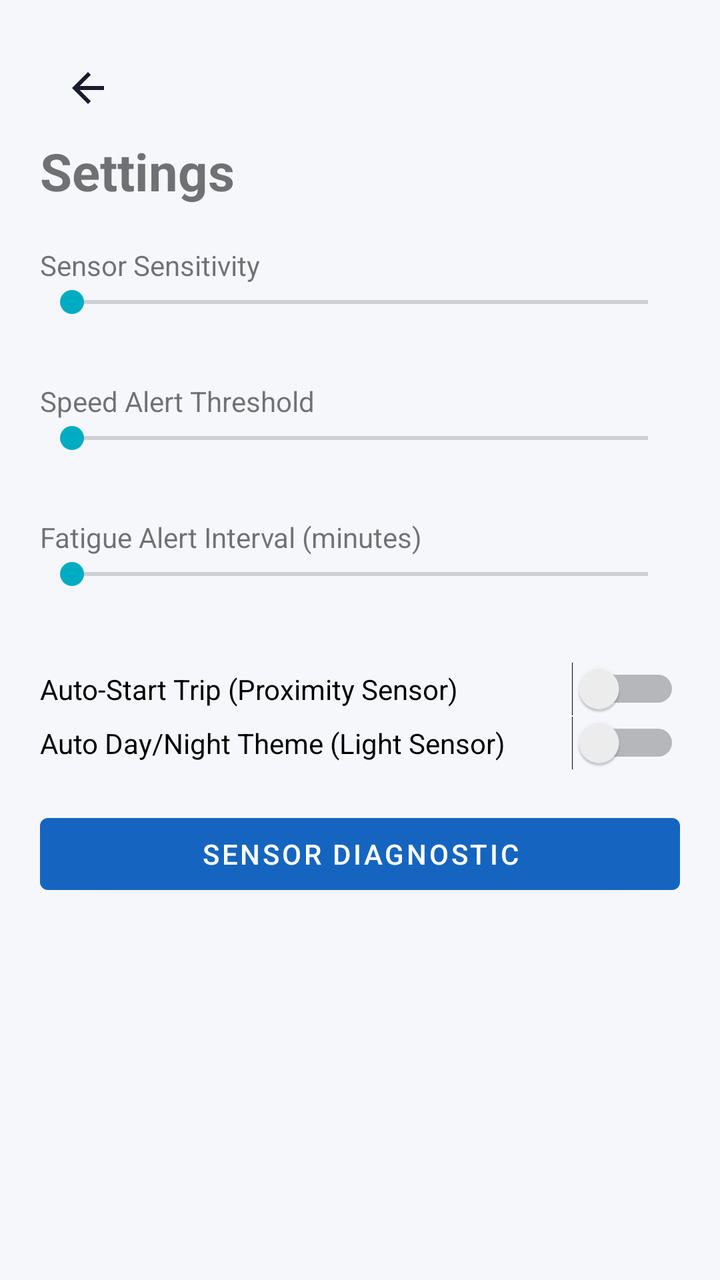
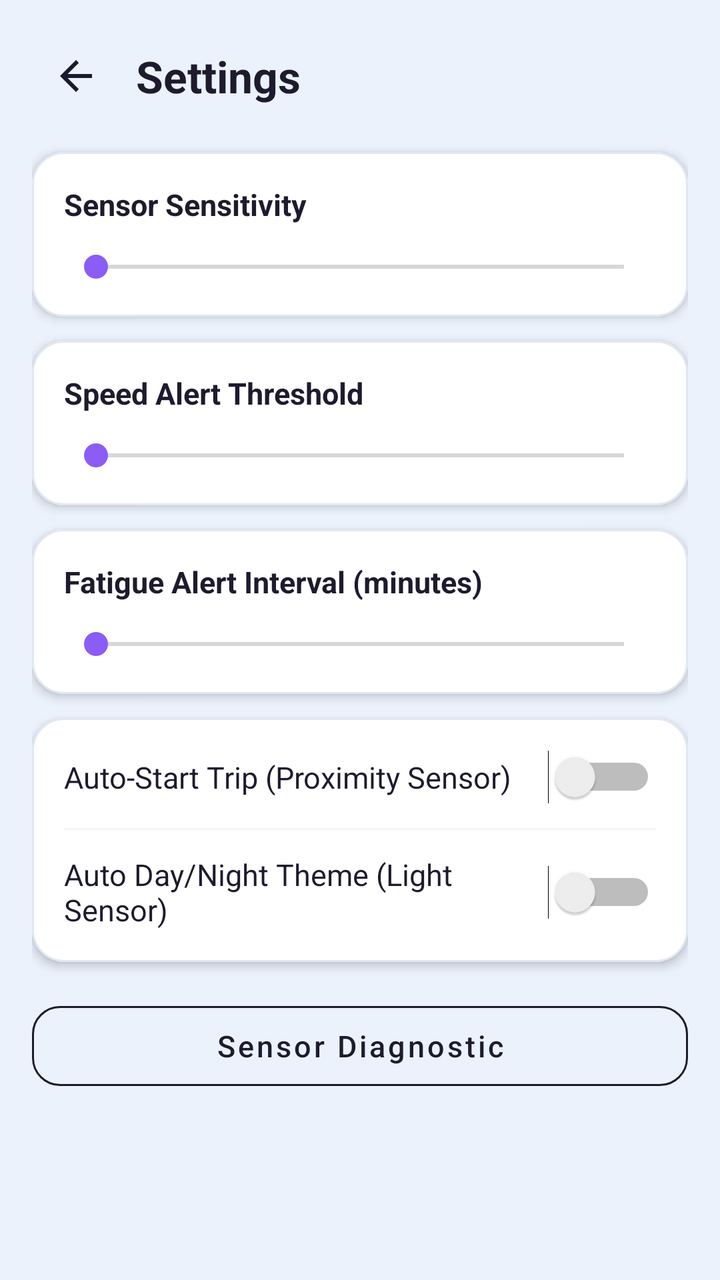

Compare the two renders of this Android layout. The source of the first and the diff that turns it into the second are given below.
<!-- AndroidManifest.xml: application theme AppTheme -->
<!-- res/layout/activity_settings.xml -->
<?xml version="1.0" encoding="utf-8"?>
<ScrollView xmlns:android="http://schemas.android.com/apk/res/android" android:layout_width="match_parent" android:layout_height="match_parent">
<LinearLayout android:layout_width="match_parent" android:layout_height="wrap_content" android:orientation="vertical" android:padding="20dp">
    <ImageButton android:id="@+id/btn_back" android:layout_width="48dp" android:layout_height="48dp" android:layout_gravity="top|start" android:background="?attr/selectableItemBackgroundBorderless" android:contentDescription="Back" android:src="@drawable/ic_back"/>
    <TextView android:layout_width="wrap_content" android:layout_height="wrap_content" android:text="@string/settings" android:textSize="26sp" android:textStyle="bold"/>
    <TextView android:layout_width="match_parent" android:layout_height="wrap_content" android:layout_marginTop="20dp" android:text="@string/sensitivity_label"/>
    <SeekBar android:id="@+id/sb_sensitivity" android:layout_width="match_parent" android:layout_height="wrap_content" android:max="100"/>
    <TextView android:id="@+id/tv_sensitivity_value" android:layout_width="wrap_content" android:layout_height="wrap_content"/>
    <TextView android:layout_width="match_parent" android:layout_height="wrap_content" android:layout_marginTop="12dp" android:text="@string/speed_alert_label"/>
    <SeekBar android:id="@+id/sb_speed_threshold" android:layout_width="match_parent" android:layout_height="wrap_content" android:max="200"/>
    <TextView android:id="@+id/tv_speed_value" android:layout_width="wrap_content" android:layout_height="wrap_content"/>
    <TextView android:layout_width="match_parent" android:layout_height="wrap_content" android:layout_marginTop="12dp" android:text="@string/fatigue_interval_label"/>
    <SeekBar android:id="@+id/sb_fatigue_interval" android:layout_width="match_parent" android:layout_height="wrap_content" android:max="120"/>
    <TextView android:id="@+id/tv_fatigue_value" android:layout_width="wrap_content" android:layout_height="wrap_content"/>
    <Switch android:id="@+id/sw_auto_start" android:layout_width="match_parent" android:layout_height="wrap_content" android:layout_marginTop="16dp" android:text="@string/auto_start_label"/>
    <Switch android:id="@+id/sw_auto_theme" android:layout_width="match_parent" android:layout_height="wrap_content" android:text="@string/auto_theme_label"/>
    <Button android:id="@+id/btn_sensor_diagnostic" android:layout_width="match_parent" android:layout_height="wrap_content" android:layout_marginTop="18dp" android:text="@string/sensor_diagnostic_label"/>
</LinearLayout>
</ScrollView>
<!-- resources referenced by this layout -->
<resources>
  <!-- drawable ic_back (drawable) -->
  <vector xmlns:android="http://schemas.android.com/apk/res/android"
      android:width="24dp"
      android:height="24dp"
      android:viewportWidth="24"
      android:viewportHeight="24">
      <path
          android:fillColor="#1A1A2E"
          android:pathData="M20,11H7.83l5.59,-5.59L12,4l-8,8 8,8 1.41,-1.41L7.83,13H20v-2z"/>
  </vector>
  <string name="auto_start_label">Auto-Start Trip (Proximity Sensor)</string>
  <string name="auto_theme_label">Auto Day/Night Theme (Light Sensor)</string>
  <string name="fatigue_interval_label">Fatigue Alert Interval (minutes)</string>
  <string name="sensitivity_label">Sensor Sensitivity</string>
  <string name="sensor_diagnostic_label">Sensor Diagnostic</string>
  <string name="settings">Settings</string>
  <string name="speed_alert_label">Speed Alert Threshold</string>
  <style name="AppTheme" parent="Theme.MaterialComponents.Light.NoActionBar">
          <item name="colorPrimary">@color/colorPrimary</item>
          <item name="colorPrimaryDark">@color/colorPrimaryDark</item>
          <item name="colorAccent">@color/colorAccent</item>
          <item name="android:windowBackground">@color/colorBackground</item>
          <item name="android:statusBarColor">@color/colorPrimaryDark</item>
      </style>
  <color name="colorPrimary">#1565C0</color>
  <color name="colorPrimaryDark">#0D47A1</color>
  <color name="colorAccent">#00ACC1</color>
  <color name="colorBackground">#F5F7FA</color>
</resources>

<!-- the commit's change to res/layout/activity_settings.xml (unified diff, before → after) -->
@@ -1,19 +1,248 @@
 <?xml version="1.0" encoding="utf-8"?>
-<ScrollView xmlns:android="http://schemas.android.com/apk/res/android" android:layout_width="match_parent" android:layout_height="match_parent">
-<LinearLayout android:layout_width="match_parent" android:layout_height="wrap_content" android:orientation="vertical" android:padding="20dp">
-    <ImageButton android:id="@+id/btn_back" android:layout_width="48dp" android:layout_height="48dp" android:layout_gravity="top|start" android:background="?attr/selectableItemBackgroundBorderless" android:contentDescription="Back" android:src="@drawable/ic_back"/>
-    <TextView android:layout_width="wrap_content" android:layout_height="wrap_content" android:text="@string/settings" android:textSize="26sp" android:textStyle="bold"/>
-    <TextView android:layout_width="match_parent" android:layout_height="wrap_content" android:layout_marginTop="20dp" android:text="@string/sensitivity_label"/>
-    <SeekBar android:id="@+id/sb_sensitivity" android:layout_width="match_parent" android:layout_height="wrap_content" android:max="100"/>
-    <TextView android:id="@+id/tv_sensitivity_value" android:layout_width="wrap_content" android:layout_height="wrap_content"/>
-    <TextView android:layout_width="match_parent" android:layout_height="wrap_content" android:layout_marginTop="12dp" android:text="@string/speed_alert_label"/>
-    <SeekBar android:id="@+id/sb_speed_threshold" android:layout_width="match_parent" android:layout_height="wrap_content" android:max="200"/>
-    <TextView android:id="@+id/tv_speed_value" android:layout_width="wrap_content" android:layout_height="wrap_content"/>
-    <TextView android:layout_width="match_parent" android:layout_height="wrap_content" android:layout_marginTop="12dp" android:text="@string/fatigue_interval_label"/>
-    <SeekBar android:id="@+id/sb_fatigue_interval" android:layout_width="match_parent" android:layout_height="wrap_content" android:max="120"/>
-    <TextView android:id="@+id/tv_fatigue_value" android:layout_width="wrap_content" android:layout_height="wrap_content"/>
-    <Switch android:id="@+id/sw_auto_start" android:layout_width="match_parent" android:layout_height="wrap_content" android:layout_marginTop="16dp" android:text="@string/auto_start_label"/>
-    <Switch android:id="@+id/sw_auto_theme" android:layout_width="match_parent" android:layout_height="wrap_content" android:text="@string/auto_theme_label"/>
-    <Button android:id="@+id/btn_sensor_diagnostic" android:layout_width="match_parent" android:layout_height="wrap_content" android:layout_marginTop="18dp" android:text="@string/sensor_diagnostic_label"/>
-</LinearLayout>
+<ScrollView xmlns:android="http://schemas.android.com/apk/res/android"
+    xmlns:app="http://schemas.android.com/apk/res-auto"
+    android:layout_width="match_parent"
+    android:layout_height="match_parent"
+    android:background="@color/colorBackground"
+    android:fillViewport="true">
+
+    <LinearLayout
+        android:layout_width="match_parent"
+        android:layout_height="wrap_content"
+        android:orientation="vertical"
+        android:padding="16dp">
+
+        
+        <LinearLayout
+            android:layout_width="match_parent"
+            android:layout_height="wrap_content"
+            android:gravity="center_vertical"
+            android:orientation="horizontal">
+
+            <ImageButton
+                android:id="@+id/btn_back"
+                android:layout_width="44dp"
+                android:layout_height="44dp"
+                android:background="?attr/selectableItemBackgroundBorderless"
+                android:contentDescription="Back"
+                android:src="@drawable/ic_back" />
+
+            <TextView
+                android:layout_width="wrap_content"
+                android:layout_height="wrap_content"
+                android:layout_marginStart="8dp"
+                android:text="@string/settings"
+                android:textColor="@color/colorTextPrimary"
+                android:textSize="22sp"
+                android:textStyle="bold" />
+        </LinearLayout>
+
+        
+        <com.google.android.material.card.MaterialCardView
+            android:layout_width="match_parent"
+            android:layout_height="wrap_content"
+            android:layout_marginTop="16dp"
+            app:cardBackgroundColor="@color/colorSurface"
+            app:cardCornerRadius="16dp"
+            app:cardElevation="3dp"
+            app:strokeColor="#E2E8F0"
+            app:strokeWidth="1dp">
+
+            <LinearLayout
+                android:layout_width="match_parent"
+                android:layout_height="wrap_content"
+                android:orientation="vertical"
+                android:padding="16dp">
+
+                <LinearLayout
+                    android:layout_width="match_parent"
+                    android:layout_height="wrap_content"
+                    android:gravity="center_vertical"
+                    android:orientation="horizontal">
+
+                    <TextView
+                        android:layout_width="0dp"
+                        android:layout_height="wrap_content"
+                        android:layout_weight="1"
+                        android:text="@string/sensitivity_label"
+                        android:textColor="@color/colorTextPrimary"
+                        android:textSize="15sp"
+                        android:textStyle="bold" />
+
+                    <TextView
+                        android:id="@+id/tv_sensitivity_value"
+                        android:layout_width="wrap_content"
+                        android:layout_height="wrap_content"
+                        android:textColor="@color/colorPrimary"
+                        android:textSize="14sp"
+                        android:textStyle="bold" />
+                </LinearLayout>
+
+                <SeekBar
+                    android:id="@+id/sb_sensitivity"
+                    android:layout_width="match_parent"
+                    android:layout_height="wrap_content"
+                    android:layout_marginTop="12dp"
+                    android:max="100" />
+            </LinearLayout>
+        </com.google.android.material.card.MaterialCardView>
+
+        
+        <com.google.android.material.card.MaterialCardView
+            android:layout_width="match_parent"
+            android:layout_height="wrap_content"
+            android:layout_marginTop="12dp"
+            app:cardBackgroundColor="@color/colorSurface"
+            app:cardCornerRadius="16dp"
+            app:cardElevation="3dp"
+            app:strokeColor="#E2E8F0"
+            app:strokeWidth="1dp">
+
+            <LinearLayout
+                android:layout_width="match_parent"
+                android:layout_height="wrap_content"
+                android:orientation="vertical"
+                android:padding="16dp">
+
+                <LinearLayout
+                    android:layout_width="match_parent"
+                    android:layout_height="wrap_content"
+                    android:gravity="center_vertical"
+                    android:orientation="horizontal">
+
+                    <TextView
+                        android:layout_width="0dp"
+                        android:layout_height="wrap_content"
+                        android:layout_weight="1"
+                        android:text="@string/speed_alert_label"
+                        android:textColor="@color/colorTextPrimary"
+                        android:textSize="15sp"
+                        android:textStyle="bold" />
+
+                    <TextView
+                        android:id="@+id/tv_speed_value"
+                        android:layout_width="wrap_content"
+                        android:layout_height="wrap_content"
+                        android:textColor="@color/colorPrimary"
+                        android:textSize="14sp"
+                        android:textStyle="bold" />
+                </LinearLayout>
+
+                <SeekBar
+                    android:id="@+id/sb_speed_threshold"
+                    android:layout_width="match_parent"
+                    android:layout_height="wrap_content"
+                    android:layout_marginTop="12dp"
+                    android:max="200" />
+            </LinearLayout>
+        </com.google.android.material.card.MaterialCardView>
+
+        
+        <com.google.android.material.card.MaterialCardView
+            android:layout_width="match_parent"
+            android:layout_height="wrap_content"
+            android:layout_marginTop="12dp"
+            app:cardBackgroundColor="@color/colorSurface"
+            app:cardCornerRadius="16dp"
+            app:cardElevation="3dp"
+            app:strokeColor="#E2E8F0"
+            app:strokeWidth="1dp">
+
+            <LinearLayout
+                android:layout_width="match_parent"
+                android:layout_height="wrap_content"
+                android:orientation="vertical"
+                android:padding="16dp">
+
+                <LinearLayout
+                    android:layout_width="match_parent"
+                    android:layout_height="wrap_content"
+                    android:gravity="center_vertical"
+                    android:orientation="horizontal">
+
+                    <TextView
+                        android:layout_width="0dp"
+                        android:layout_height="wrap_content"
+                        android:layout_weight="1"
+                        android:text="@string/fatigue_interval_label"
+                        android:textColor="@color/colorTextPrimary"
+                        android:textSize="15sp"
+                        android:textStyle="bold" />
+
+                    <TextView
+                        android:id="@+id/tv_fatigue_value"
+                        android:layout_width="wrap_content"
+                        android:layout_height="wrap_content"
+                        android:textColor="@color/colorPrimary"
+                        android:textSize="14sp"
+                        android:textStyle="bold" />
+                </LinearLayout>
+
+                <SeekBar
+                    android:id="@+id/sb_fatigue_interval"
+                    android:layout_width="match_parent"
+                    android:layout_height="wrap_content"
+                    android:layout_marginTop="12dp"
+                    android:max="120" />
+            </LinearLayout>
+        </com.google.android.material.card.MaterialCardView>
+
+        
+        <com.google.android.material.card.MaterialCardView
+            android:layout_width="match_parent"
+            android:layout_height="wrap_content"
+            android:layout_marginTop="12dp"
+            app:cardBackgroundColor="@color/colorSurface"
+            app:cardCornerRadius="16dp"
+            app:cardElevation="3dp"
+            app:strokeColor="#E2E8F0"
+            app:strokeWidth="1dp">
+
+            <LinearLayout
+                android:layout_width="match_parent"
+                android:layout_height="wrap_content"
+                android:orientation="vertical"
+                android:padding="16dp">
+
+                <Switch
+                    android:id="@+id/sw_auto_start"
+                    android:layout_width="match_parent"
+                    android:layout_height="wrap_content"
+                    android:text="@string/auto_start_label"
+                    android:textColor="@color/colorTextPrimary"
+                    android:textSize="15sp" />
+
+                <View
+                    android:layout_width="match_parent"
+                    android:layout_height="1dp"
+                    android:layout_marginTop="12dp"
+                    android:layout_marginBottom="12dp"
+                    android:background="#F1F5F9" />
+
+                <Switch
+                    android:id="@+id/sw_auto_theme"
+                    android:layout_width="match_parent"
+                    android:layout_height="wrap_content"
+                    android:text="@string/auto_theme_label"
+                    android:textColor="@color/colorTextPrimary"
+                    android:textSize="15sp" />
+            </LinearLayout>
+        </com.google.android.material.card.MaterialCardView>
+
+        
+        <com.google.android.material.button.MaterialButton
+            android:id="@+id/btn_sensor_diagnostic"
+            style="@style/Widget.MaterialComponents.Button.OutlinedButton"
+            android:layout_width="match_parent"
+            android:layout_height="52dp"
+            android:layout_marginTop="16dp"
+            android:text="@string/sensor_diagnostic_label"
+            android:textAllCaps="false"
+            android:textColor="@color/colorPrimary"
+            android:textSize="15sp"
+            app:cornerRadius="14dp"
+            app:strokeColor="@color/colorPrimary"
+            app:strokeWidth="1dp" />
+
+    </LinearLayout>
 </ScrollView>
<!-- resource entries referenced after the edit -->
@@ -22,11 +22,14 @@
           <item name="colorPrimaryDark">@color/colorPrimaryDark</item>
           <item name="colorAccent">@color/colorAccent</item>
           <item name="android:windowBackground">@color/colorBackground</item>
-          <item name="android:statusBarColor">@color/colorPrimaryDark</item>
+          <item name="android:statusBarColor">@color/colorBackground</item>
+          <item name="android:windowLightStatusBar">true</item>
       </style>
-  <color name="colorPrimary">#1565C0</color>
-  <color name="colorPrimaryDark">#0D47A1</color>
-  <color name="colorAccent">#00ACC1</color>
-  <color name="colorBackground">#F5F7FA</color>
+  <color name="colorPrimary">#1E1B2E</color>
+  <color name="colorSurface">#FFFFFF</color>
+  <color name="colorTextPrimary">#1E1B2E</color>
+  <color name="colorPrimaryDark">#141122</color>
+  <color name="colorAccent">#8B5CF6</color>
+  <color name="colorBackground">#EBF2FC</color>
 </resources>
 
